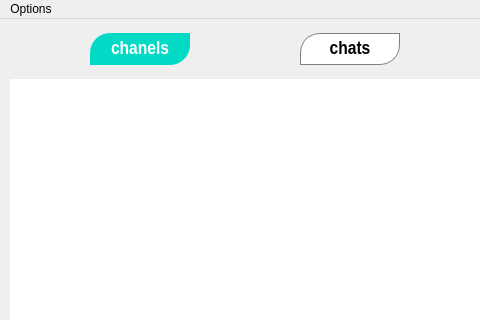
First picture: the form in jamin-gram/channel.ui, repository raminLgh/jamin-gram, before the edit; both pictures show x 0 to 480 and y 0 to 320 of the 700 by 600 pixel window.
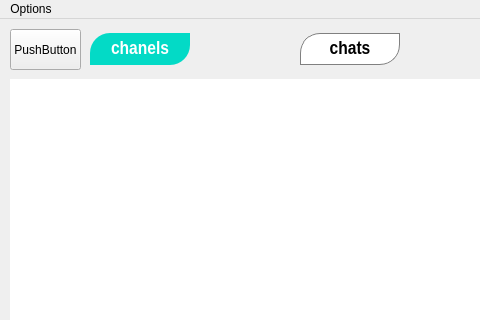
Second picture: the form after the edit. Icons and pictures are not drawn.

Commit message: Add the ability to get a list of messages in the channel

```diff
--- a/jamin-gram/channel.ui
+++ b/jamin-gram/channel.ui
@@ -439,6 +439,19 @@
 &lt;p align=&quot;center&quot; style=&quot; margin-top:0px; margin-bottom:0px; margin-left:0px; margin-right:0px; -qt-block-indent:0; text-indent:0px;&quot;&gt;&lt;span style=&quot; font-family:'MS Shell Dlg 2'; font-size:12pt; font-weight:600; color:#00aa00;&quot;&gt;Join&lt;/span&gt;&lt;span style=&quot; font-family:'MS Shell Dlg 2'; font-size:12pt; font-weight:600;&quot;&gt; &lt;/span&gt;&lt;span style=&quot; font-family:'MS Shell Dlg 2'; font-size:12pt; font-weight:600; color:#4eea72;&quot;&gt;Channel&lt;/span&gt;&lt;/p&gt;&lt;/body&gt;&lt;/html&gt;</string>
     </property>
    </widget>
+   <widget class="QPushButton" name="pushButton_2">
+    <property name="geometry">
+     <rect>
+      <x>10</x>
+      <y>10</y>
+      <width>71</width>
+      <height>41</height>
+     </rect>
+    </property>
+    <property name="text">
+     <string>PushButton</string>
+    </property>
+   </widget>
   </widget>
   <widget class="QMenuBar" name="menubar">
    <property name="geometry">
```
The commit also changes 4 other files.
